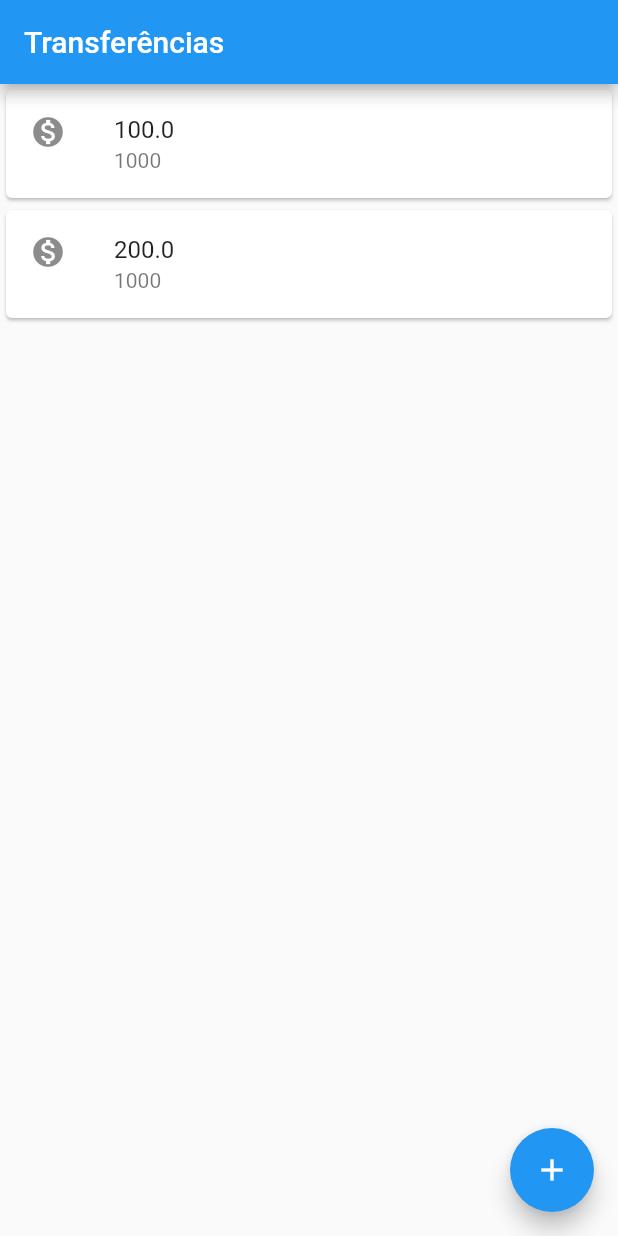
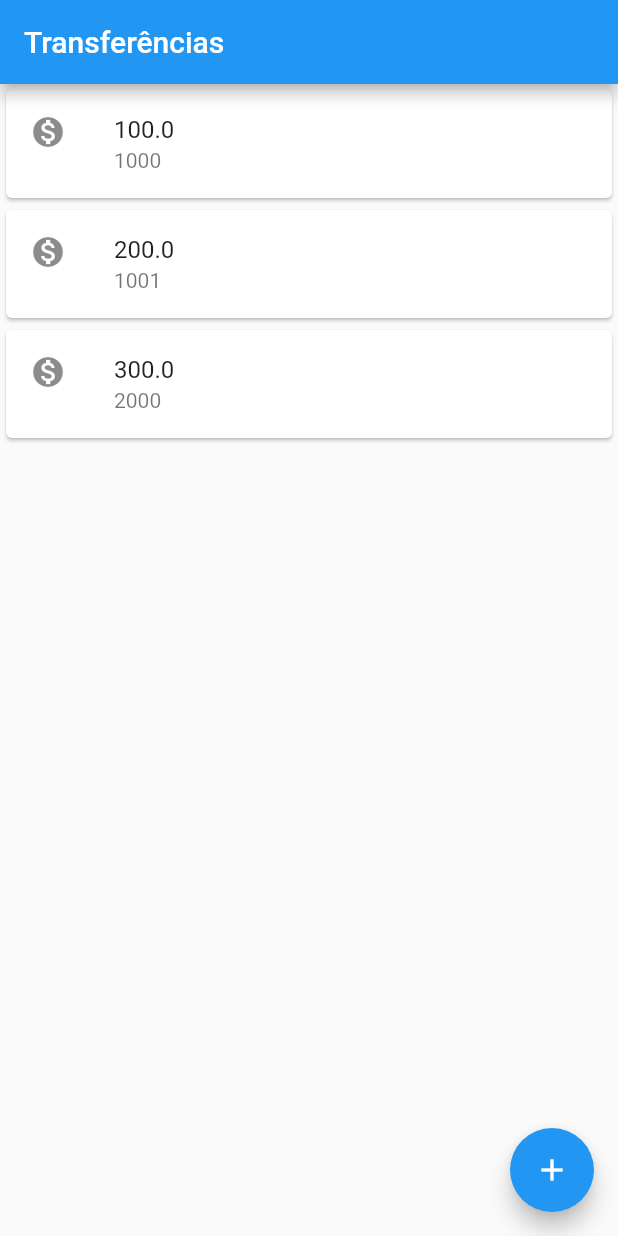
Before and after one commit to DaviRamosUC/bytebankFlutter, a Flutter app: the screen it shows after launch, on a phone screen of 412 x 824 dp. Run offline on Flutter 3.47's test engine with Material 2 defaults, Android fonts, the phone set to English and light mode, and no system bars.

Commit message:
Refatorando código, separando partes em classes

```diff
--- a/lib/main.dart
+++ b/lib/main.dart
@@ -2,23 +2,7 @@ import 'package:flutter/material.dart';
 
 void main() => runApp(MaterialApp(
       home: Scaffold(
-        body: Column(
-          children: [
-            Card(
-              child: ListTile(
-                leading: Icon(Icons.monetization_on),
-                title: Text("100.0"),
-                subtitle: Text("1000"),
-              )
-            ),Card(
-              child: ListTile(
-                leading: Icon(Icons.monetization_on),
-                title: Text("200.0"),
-                subtitle: Text("1000"),
-              )
-            ),
-          ],
-        ),
+        body: ListaTransferencias(),
         appBar: AppBar(
           title: Text("Transferências"),
         ),
@@ -28,3 +12,39 @@ void main() => runApp(MaterialApp(
         ),
       ),
     ));
+
+class ListaTransferencias extends StatelessWidget {
+  @override
+  Widget build(BuildContext context) {
+    return Column(
+      children: [
+        ItemTransferencia(Transferencia(100.0, 1000)),
+        ItemTransferencia(Transferencia(200.0, 1001)),
+        ItemTransferencia(Transferencia(300.0, 2000)),
+      ],
+    );
+  }
+}
+
+class ItemTransferencia extends StatelessWidget {
+  final Transferencia _transferencia;
+
+  ItemTransferencia(this._transferencia);
+
+  @override
+  Widget build(BuildContext context) {
+    return Card(
+        child: ListTile(
+      leading: Icon(Icons.monetization_on),
+      title: Text(_transferencia.valor.toString()),
+      subtitle: Text(_transferencia.numeroConta.toString()),
+    ));
+  }
+}
+
+class Transferencia {
+  final double valor;
+  final int numeroConta;
+
+  Transferencia(this.valor, this.numeroConta);
+}
```
